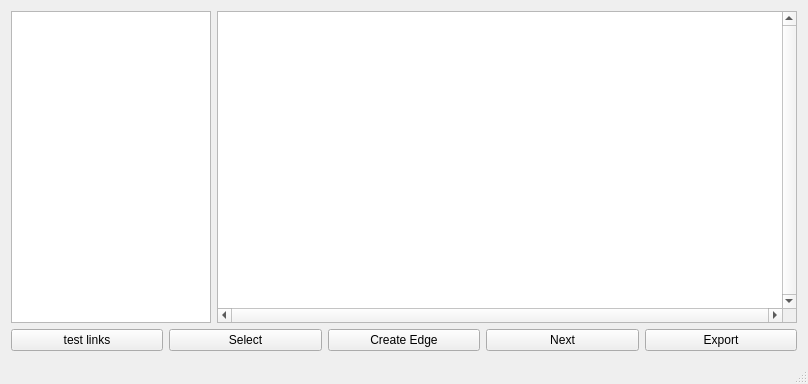
Old version of the form IntelliGraph/mainwindow.ui in the repository SEGroup10/IntelliGraph.
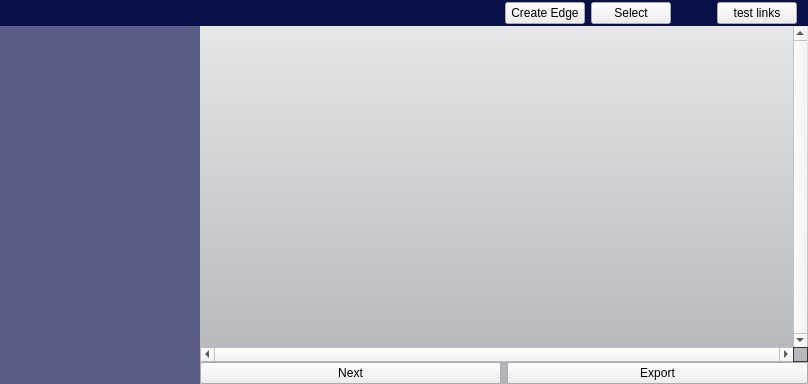
New version of the form.

Commit message:
Layout and colour scheme
Changed layout of application; added a general colour scheme.

Patch:
```diff
--- a/IntelliGraph/mainwindow.ui
+++ b/IntelliGraph/mainwindow.ui
@@ -13,10 +13,133 @@
   <property name="windowTitle">
    <string>IntelliGraph</string>
   </property>
+  <property name="styleSheet">
+   <string notr="true">/* http://paletton.com/#uid=13U0u0kd1oO0hT21i-bwUkbDIde
+ * color 1: #E9EAEB
+ * color 2: #B3B4B9
+ * color 3: #585E88
+ * color 4: #0E1B6E
+ * color 5: #071048
+ */
+
+QMainWindow {
+  background: QLinearGradient(x1: 0, y1: 0, x2: 0, y2: 1, stop: 0 #E9EAEB, stop: 1 #B3B4B9);
+}
+
+#topbar {
+  background: #071048;
+}
+
+#algorithmsList {
+  background: #585E88;
+  border: #585E88;
+  color: white;
+}
+
+#graphicsView {
+ background: transparent;
+}</string>
+  </property>
   <widget class="QWidget" name="centralWidget">
+   <property name="styleSheet">
+    <string notr="true"/>
+   </property>
    <layout class="QVBoxLayout" name="verticalLayout_2">
+    <property name="spacing">
+     <number>0</number>
+    </property>
+    <property name="leftMargin">
+     <number>0</number>
+    </property>
+    <property name="topMargin">
+     <number>0</number>
+    </property>
+    <property name="rightMargin">
+     <number>0</number>
+    </property>
+    <property name="bottomMargin">
+     <number>0</number>
+    </property>
     <item>
-     <layout class="QHBoxLayout" name="horizontalLayout_2">
+     <widget class="QWidget" name="topbar" native="true">
+      <layout class="QHBoxLayout" name="toplayout">
+       <property name="topMargin">
+        <number>2</number>
+       </property>
+       <property name="bottomMargin">
+        <number>2</number>
+       </property>
+       <item>
+        <spacer name="horizontalSpacer">
+         <property name="orientation">
+          <enum>Qt::Horizontal</enum>
+         </property>
+         <property name="sizeHint" stdset="0">
+          <size>
+           <width>40</width>
+           <height>20</height>
+          </size>
+         </property>
+        </spacer>
+       </item>
+       <item>
+        <widget class="QPushButton" name="edgeButton">
+         <property name="text">
+          <string>Create Edge</string>
+         </property>
+        </widget>
+       </item>
+       <item>
+        <widget class="QPushButton" name="selectButton">
+         <property name="text">
+          <string>Select</string>
+         </property>
+        </widget>
+       </item>
+       <item>
+        <spacer name="horizontalSpacer_2">
+         <property name="orientation">
+          <enum>Qt::Horizontal</enum>
+         </property>
+         <property name="sizeType">
+          <enum>QSizePolicy::Fixed</enum>
+         </property>
+         <property name="sizeHint" stdset="0">
+          <size>
+           <width>40</width>
+           <height>20</height>
+          </size>
+         </property>
+        </spacer>
+       </item>
+       <item>
+        <widget class="QPushButton" name="testLinks">
+         <property name="text">
+          <string>test links</string>
+         </property>
+        </widget>
+       </item>
+      </layout>
+     </widget>
+    </item>
+    <item>
+     <widget class="QWidget" name="middlebar" native="true">
+      <layout class="QHBoxLayout" name="middlelayout">
+       <property name="spacing">
+        <number>0</number>
+       </property>
+       <property name="leftMargin">
+        <number>0</number>
+       </property>
+       <property name="topMargin">
+        <number>0</number>
+       </property>
+       <property name="rightMargin">
+        <number>0</number>
+       </property>
+       <property name="bottomMargin">
+        <number>0</number>
+       </property>
       <item>
        <widget class="QListWidget" name="algorithmsList">
         <property name="maximumSize">
@@ -28,6 +151,24 @@
        </widget>
       </item>
       <item>
+        <widget class="QWidget" name="rightBar" native="true">
+         <layout class="QVBoxLayout" name="rightLayout">
+          <property name="spacing">
+           <number>0</number>
+          </property>
+          <property name="leftMargin">
+           <number>0</number>
+          </property>
+          <property name="topMargin">
+           <number>0</number>
+          </property>
+          <property name="rightMargin">
+           <number>0</number>
+          </property>
+          <property name="bottomMargin">
+           <number>0</number>
+          </property>
+          <item>
        <widget class="QGraphicsView" name="graphicsView">
         <property name="verticalScrollBarPolicy">
          <enum>Qt::ScrollBarAlwaysOn</enum>
@@ -37,31 +178,21 @@
         </property>
        </widget>
       </item>
-     </layout>
-    </item>
     <item>
-     <layout class="QHBoxLayout" name="horizontalLayout">
-      <item>
-       <widget class="QPushButton" name="testLinks">
-        <property name="text">
-         <string>test links</string>
-        </property>
-       </widget>
-      </item>
-      <item>
-       <widget class="QPushButton" name="selectButton">
-        <property name="text">
-         <string>Select</string>
-        </property>
-       </widget>
-      </item>
-      <item>
-       <widget class="QPushButton" name="edgeButton">
-        <property name="text">
-         <string>Create Edge</string>
-        </property>
-       </widget>
-      </item>
+           <widget class="QWidget" name="bottombar" native="true">
+            <layout class="QHBoxLayout" name="bottomlayout">
+             <property name="leftMargin">
+              <number>0</number>
+             </property>
+             <property name="topMargin">
+              <number>0</number>
+             </property>
+             <property name="rightMargin">
+              <number>0</number>
+             </property>
+             <property name="bottomMargin">
+              <number>0</number>
+             </property>
       <item>
        <widget class="QPushButton" name="nextButton">
         <property name="text">
@@ -77,10 +208,16 @@
        </widget>
       </item>
      </layout>
+           </widget>
     </item>
    </layout>
   </widget>
-  <widget class="QStatusBar" name="statusBar"/>
+       </item>
+      </layout>
+     </widget>
+    </item>
+   </layout>
+  </widget>
  </widget>
  <layoutdefault spacing="6" margin="11"/>
  <resources/>
```
Lines whose indentation alone changed are shown as unchanged.
